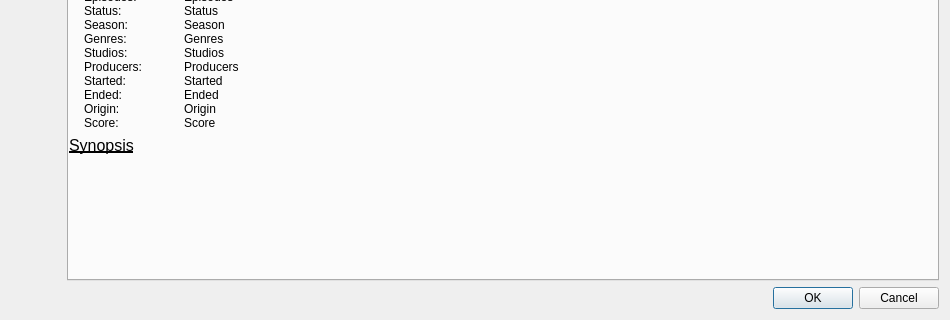
Old version of the form src/gui/dialogs/anime_info_search_dialog.ui in the repository nisemono0/AniTrack; both pictures show x 0 to 950 and y 280 to 600 of the 950 by 600 pixel window.
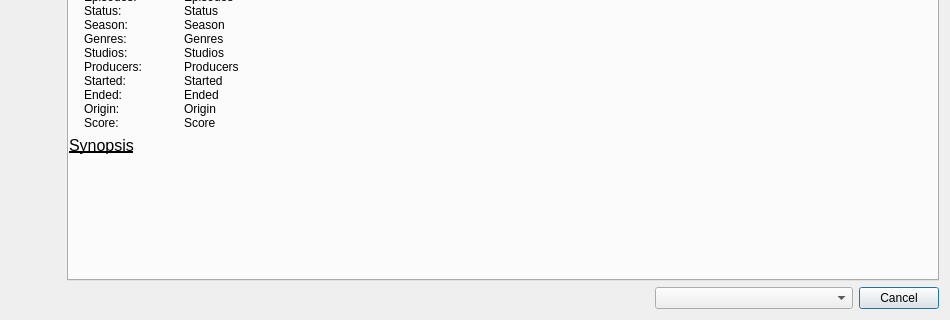
New version of the form. Custom widgets are drawn as their Qt base class.

Commit message: feat: set anime status when adding a new anime

Patch:
```diff
--- a/src/gui/dialogs/anime_info_search_dialog.ui
+++ b/src/gui/dialogs/anime_info_search_dialog.ui
@@ -931,12 +931,43 @@
     </layout>
    </item>
    <item>
+    <layout class="QHBoxLayout" name="horizontalLayout_2">
+     <item>
+      <spacer name="horizontalSpacer">
+       <property name="orientation">
+        <enum>Qt::Orientation::Horizontal</enum>
+       </property>
+       <property name="sizeHint" stdset="0">
+        <size>
+         <width>40</width>
+         <height>20</height>
+        </size>
+       </property>
+      </spacer>
+     </item>
+     <item>
+      <widget class="AnimeStatusComboBox" name="comboBoxAnimeStatus">
+       <property name="contextMenuPolicy">
+        <enum>Qt::ContextMenuPolicy::NoContextMenu</enum>
+       </property>
+       <property name="placeholderText">
+        <string>Add anime with selected status</string>
+       </property>
+      </widget>
+     </item>
+     <item>
     <widget class="QDialogButtonBox" name="buttonBox">
+       <property name="sizePolicy">
+        <sizepolicy hsizetype="Maximum" vsizetype="Fixed">
+         <horstretch>0</horstretch>
+         <verstretch>0</verstretch>
+        </sizepolicy>
+       </property>
      <property name="focusPolicy">
       <enum>Qt::FocusPolicy::ClickFocus</enum>
      </property>
      <property name="standardButtons">
-      <set>QDialogButtonBox::StandardButton::Cancel|QDialogButtonBox::StandardButton::Ok</set>
+        <set>QDialogButtonBox::StandardButton::Cancel</set>
      </property>
      <property name="centerButtons">
       <bool>false</bool>
@@ -944,7 +975,16 @@
     </widget>
    </item>
   </layout>
+   </item>
+  </layout>
  </widget>
+ <customwidgets>
+  <customwidget>
+   <class>AnimeStatusComboBox</class>
+   <extends>QComboBox</extends>
+   <header>gui/widgets/anime_status_combo_box.hpp</header>
+  </customwidget>
+ </customwidgets>
  <resources/>
  <connections>
   <connection>
```
Left out of the diff: 18 changed lines with no effect on the pictures. Lines whose indentation alone changed are shown as unchanged. The commit also changes 1 other file.
